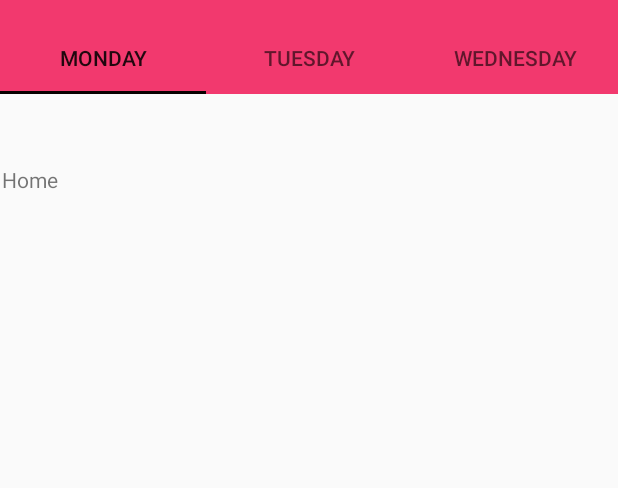
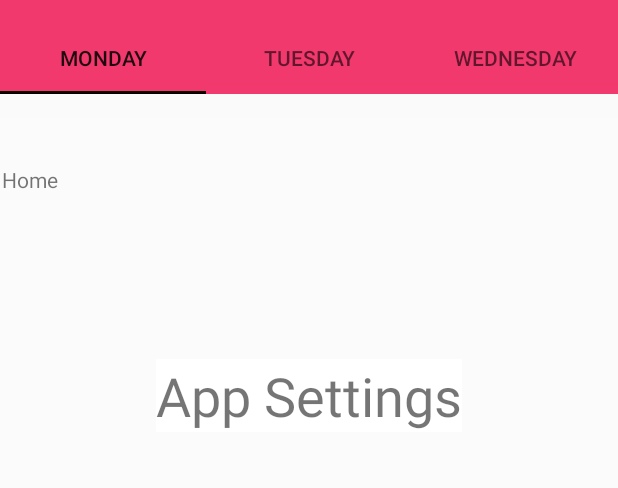
Before and after one commit to EshanLekamge/OKIDOS-NEW-APP, an Android app: the screen it shows after launch (MainActivity), in the side drawer, after a tap on "APP SETTINGS", on a phone screen of 412 x 824 dp, the part 62-550 px from its top. Run offline under Robolectric (Android 15) with nearby library versions, the phone set to English and light mode, and no system bars.

Commit message:
New MAD APP

```diff
--- a/app/src/main/res/layout/activity_main.xml
+++ b/app/src/main/res/layout/activity_main.xml
@@ -7,10 +7,16 @@
     tools:context=".MainActivity"
     android:id="@+id/drawer">
 
+    <include
+        android:layout_height="match_parent"
+        android:layout_width="match_parent"
+        layout="@layout/main_container"/>
+
    <include
        android:layout_height="match_parent"
        android:layout_width="match_parent"
        layout="@layout/content_main"/>
+
 
     <com.google.android.material.navigation.NavigationView
         android:layout_width="match_parent"
--- a/app/src/main/res/layout/appsettings_fragment.xml
+++ b/app/src/main/res/layout/appsettings_fragment.xml
@@ -10,13 +10,12 @@
         android:id="@+id/settingstext"
         android:layout_width="wrap_content"
         android:layout_height="wrap_content"
-        android:layout_marginTop="50dp"
-        android:layout_marginBottom="650dp"
         android:background="#FFFFFF"
         android:text="App Settings"
         android:textSize="36sp"
         app:layout_constraintBottom_toBottomOf="parent"
         app:layout_constraintEnd_toEndOf="parent"
         app:layout_constraintStart_toStartOf="parent"
-        app:layout_constraintTop_toTopOf="parent" />
+        app:layout_constraintTop_toTopOf="parent"
+        app:layout_constraintVertical_bias="0.245" />
 </androidx.constraintlayout.widget.ConstraintLayout>
--- a/app/src/main/res/layout/main_container.xml
+++ b/app/src/main/res/layout/main_container.xml
@@ -1,11 +1,19 @@
 <?xml version="1.0" encoding="utf-8"?>
 <androidx.constraintlayout.widget.ConstraintLayout
     xmlns:android="http://schemas.android.com/apk/res/android" android:layout_width="match_parent"
-    android:layout_height="match_parent">
+    android:layout_height="match_parent"
+    xmlns:app="http://schemas.android.com/apk/res-auto">
 
-    <FrameLayout
+    <LinearLayout
+        android:id="@+id/container_fragment"
         android:layout_width="match_parent"
         android:layout_height="match_parent"
-        android:id="@+id/container_fragment"/>
+        android:layout_marginTop="120dp"
+        android:background="#FBFBFB"
+        android:orientation="horizontal"
+        app:layout_constraintBottom_toBottomOf="parent"
+        app:layout_constraintEnd_toEndOf="parent"
+        app:layout_constraintStart_toStartOf="parent"
+        app:layout_constraintTop_toTopOf="parent" />
 
 </androidx.constraintlayout.widget.ConstraintLayout>
--- /dev/null
+++ b/settings.gradle
@@ -0,0 +1,2 @@
+include ':app'
+rootProject.name = "OKIDOS mobileApp"
```
Also changed, not shown: build.gradle (added, +24 -0 lines), gradle.properties (added, +19 -0 lines), gradle/wrapper/gradle-wrapper.properties (added), 4 other files.
